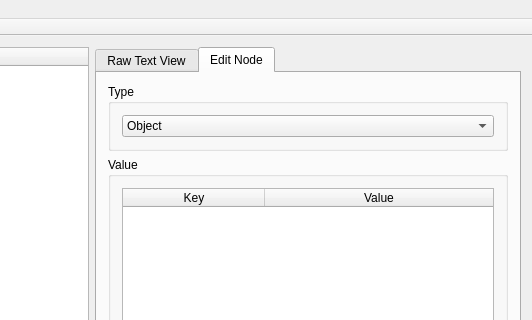
Above: mainwindow.ui from acevenoms/JSONExplorer before the change; both pictures show x 348 to 880 and y 0 to 320 of the 880 by 893 pixel window. Below: the same form after it.
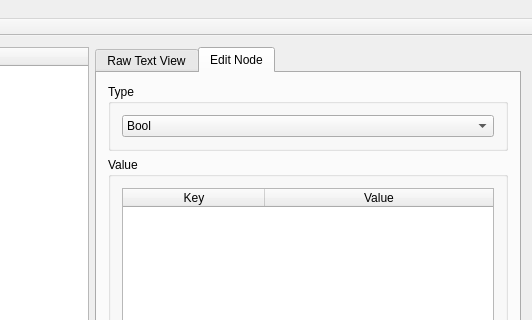
That is the form after the change. The open tabs and pages were chosen to show the change.

Commit message: Reordered types to reflect Qt enums

```diff
--- a/mainwindow.ui
+++ b/mainwindow.ui
@@ -81,12 +81,7 @@
             <widget class="QComboBox" name="comboBox">
              <item>
               <property name="text">
-               <string>Object</string>
-              </property>
-             </item>
-             <item>
-              <property name="text">
-               <string>Array</string>
+               <string>Bool</string>
               </property>
              </item>
              <item>
```
Left out of the diff: 11 changed lines with no effect on the pictures. The commit also changes 2 other files.
